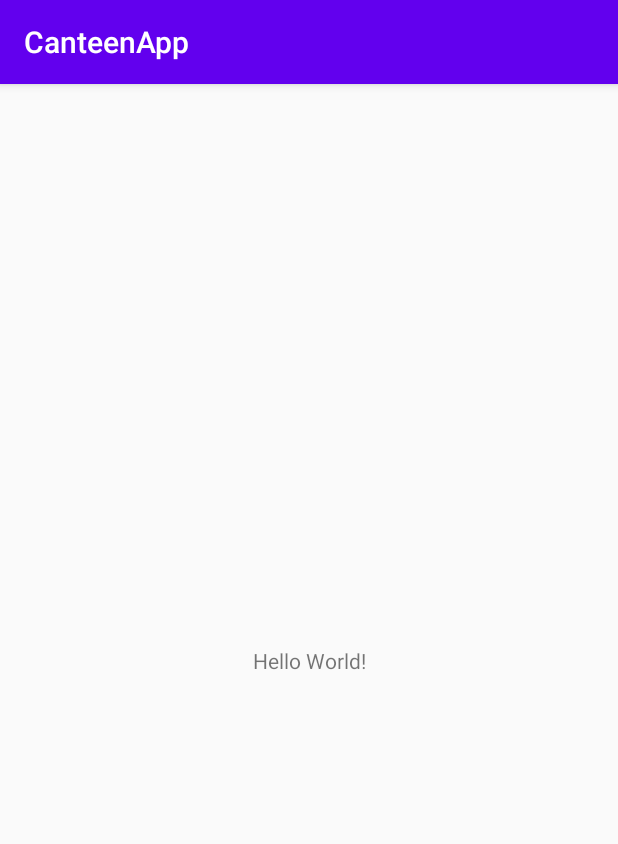
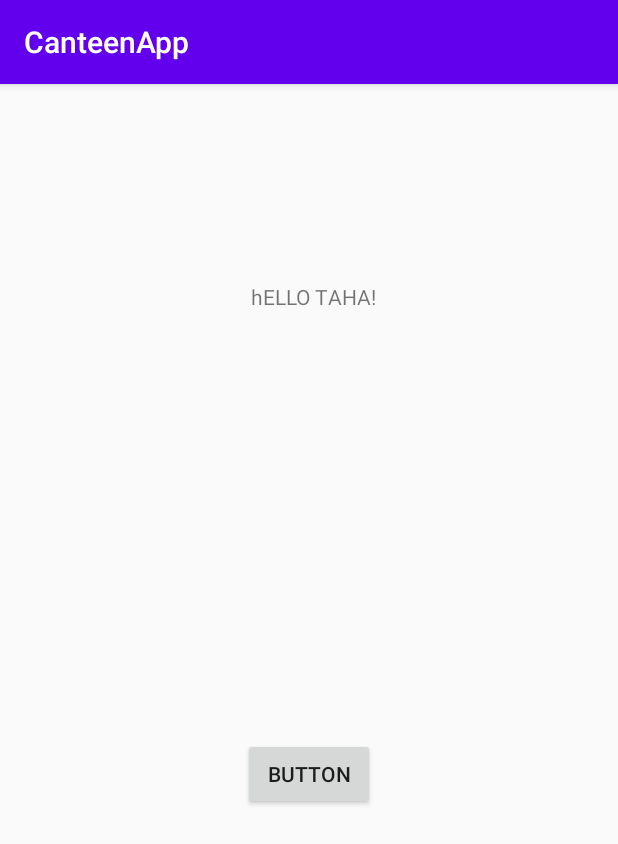
Before and after one commit to ArslanAK47/CanteenApp, an Android app: the screen it shows after launch (MainActivity), on a phone screen of 412 x 824 dp. Shown: the top 844 px of the screen. Run offline under Robolectric (Android 15) with nearby library versions, the phone set to English and light mode, and no system bars.

Commit message:
changed button

```diff
--- a/app/src/main/res/layout/activity_main.xml
+++ b/app/src/main/res/layout/activity_main.xml
@@ -7,12 +7,25 @@
     tools:context=".MainActivity">
 
     <TextView
+        android:id="@+id/textView"
         android:layout_width="wrap_content"
         android:layout_height="wrap_content"
-        android:text="Hello World!"
+        android:text="hELLO TAHA!"
         app:layout_constraintBottom_toBottomOf="parent"
+        app:layout_constraintHorizontal_bias="0.509"
         app:layout_constraintLeft_toLeftOf="parent"
         app:layout_constraintRight_toRightOf="parent"
-        app:layout_constraintTop_toTopOf="parent" />
+        app:layout_constraintTop_toTopOf="parent"
+        app:layout_constraintVertical_bias="0.176" />
+
+    <Button
+        android:id="@+id/button"
+        android:layout_width="wrap_content"
+        android:layout_height="wrap_content"
+        android:text="Button"
+        app:layout_constraintBottom_toBottomOf="parent"
+        app:layout_constraintEnd_toEndOf="parent"
+        app:layout_constraintStart_toStartOf="parent"
+        app:layout_constraintTop_toBottomOf="@+id/textView" />
 
 </androidx.constraintlayout.widget.ConstraintLayout>
```
